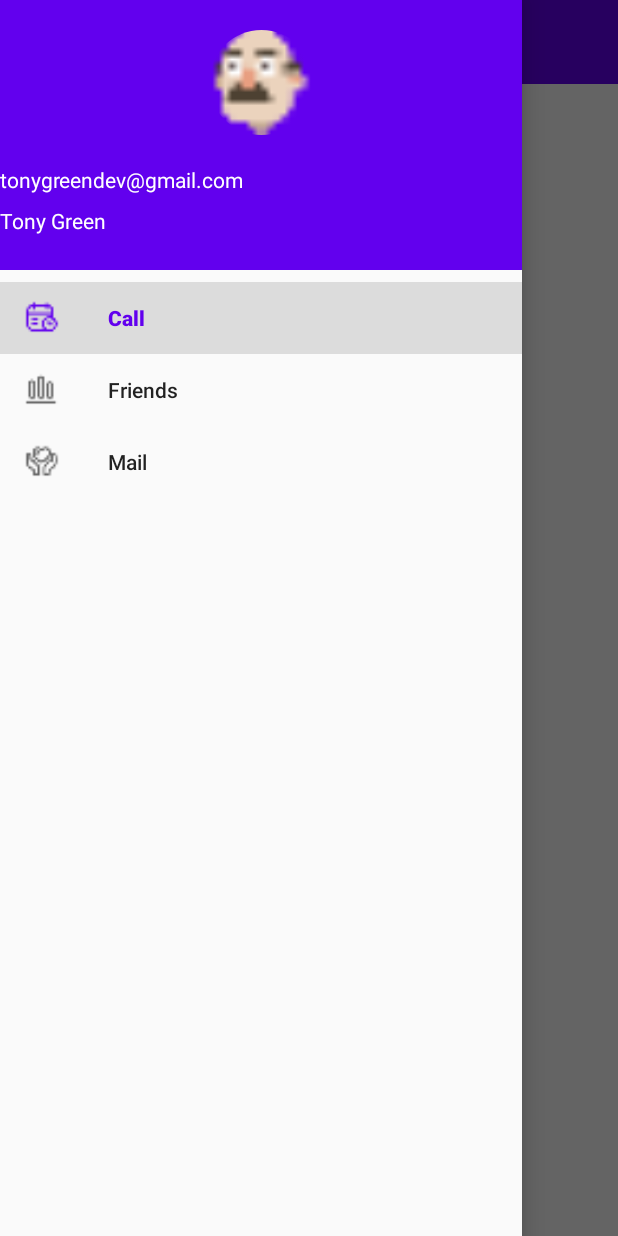
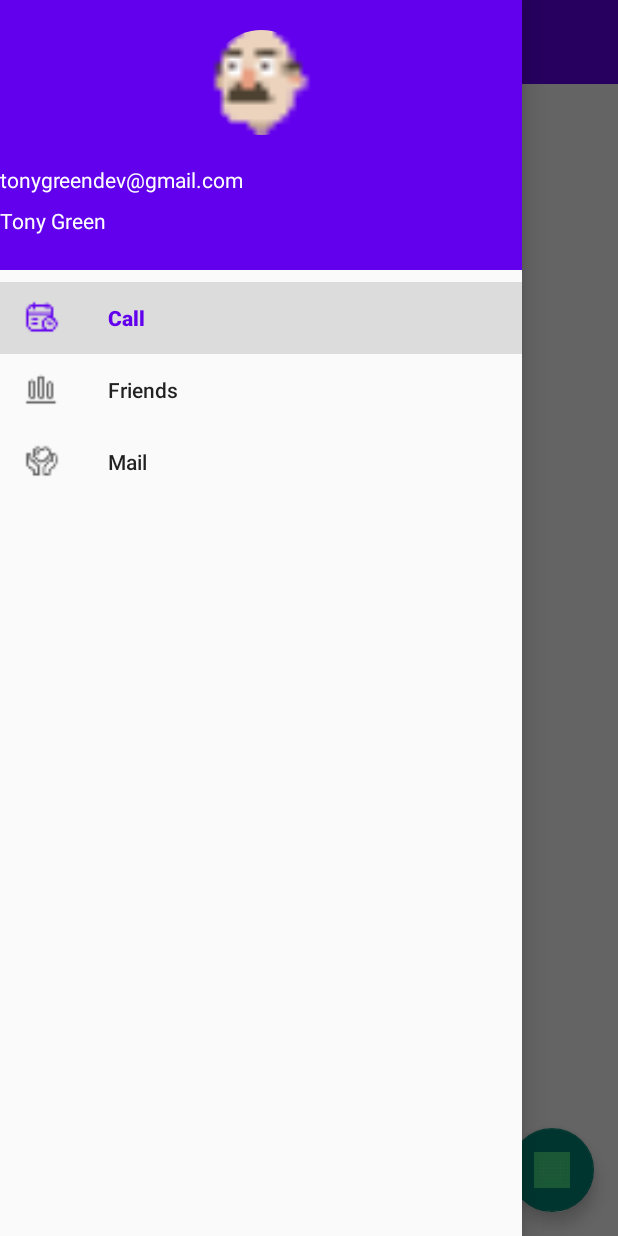
Before and after one commit to Wangzhijie1209/MaterialDesign, an Android app: the screen it shows after launch (NavigationViewActivity), with the side drawer open, on a phone screen of 412 x 824 dp. Run offline under Robolectric (Android 15) with nearby library versions, the phone set to English and light mode, and no system bars; our stand-ins replace CircleImageView.

Commit message:
悬浮按钮

```diff
--- a/app/src/main/java/com/example/materialdesign/NavigationViewActivity.java
+++ b/app/src/main/java/com/example/materialdesign/NavigationViewActivity.java
@@ -9,7 +9,9 @@ import androidx.drawerlayout.widget.DrawerLayout;
 import android.os.Bundle;
 import android.view.MenuItem;
 import android.view.View;
+import android.widget.Toast;
 
+import com.google.android.material.floatingactionbutton.FloatingActionButton;
 import com.google.android.material.navigation.NavigationView;
 
 public class NavigationViewActivity extends AppCompatActivity {
@@ -22,6 +24,7 @@ public class NavigationViewActivity extends AppCompatActivity {
         setContentView(R.layout.activity_navigation_view);
         Toolbar toolbar = findViewById(R.id.nav_toolbar);
         setSupportActionBar(toolbar);
+        FloatingActionButton fab = findViewById(R.id.fab);
         mNav_drawer_layout = findViewById(R.id.nav_drawer_layout);
         NavigationView nav_view = findViewById(R.id.nav_view);
         ActionBar actionBar = getSupportActionBar();
@@ -38,5 +41,11 @@ public class NavigationViewActivity extends AppCompatActivity {
                 return true;
             }
         });
+        fab.setOnClickListener(new View.OnClickListener() {
+            @Override
+            public void onClick(View view) {
+                Toast.makeText(NavigationViewActivity.this, "FAB clicked", Toast.LENGTH_SHORT).show();
+            }
+        });
     }
 }
--- a/app/src/main/res/layout/activity_navigation_view.xml
+++ b/app/src/main/res/layout/activity_navigation_view.xml
@@ -21,6 +21,14 @@
             app:layout_constraintRight_toRightOf="parent"
             app:layout_constraintTop_toTopOf="parent"
             app:popupTheme="@style/Theme.AppCompat.Light" />
+        <com.google.android.material.floatingactionbutton.FloatingActionButton
+            android:layout_width="wrap_content"
+            android:layout_height="wrap_content"
+            android:layout_gravity="bottom|end"
+            android:id="@+id/fab"
+            android:layout_margin="16dp"
+            android:elevation="8dp"
+            android:src="@drawable/ic_launcher_background"/>
     </FrameLayout>
 
     <com.google.android.material.navigation.NavigationView
```
